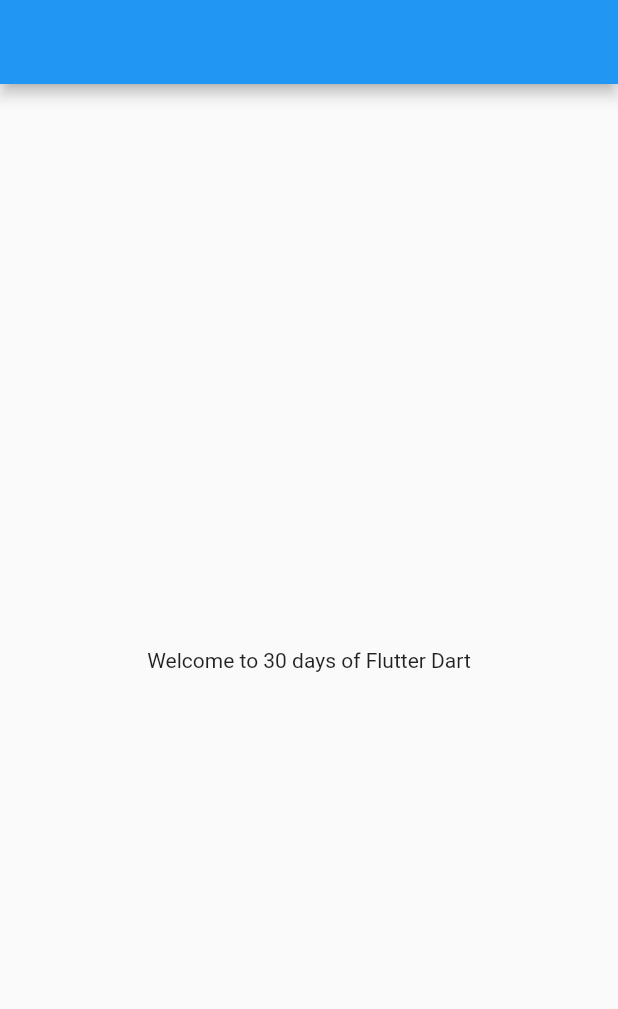
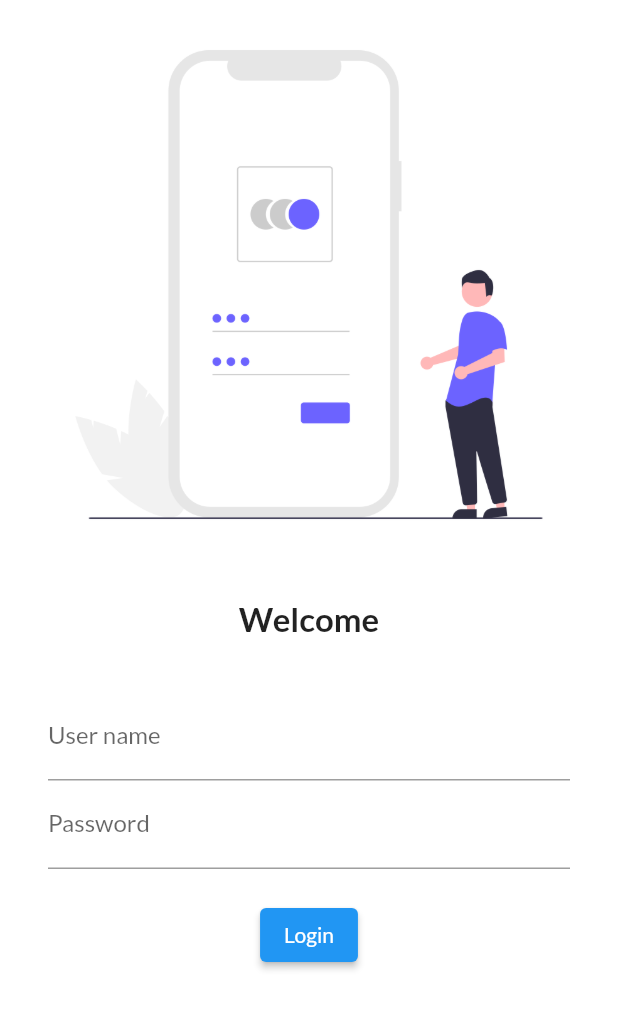
Before and after one commit to Shehryarrr/30daysofFlutter, a Flutter app: the screen it shows after launch, on a phone screen of 412 x 824 dp. Shown: the top 1009 px of the screen. Run offline on Flutter 3.47's test engine with Material 2 defaults, Android fonts, the phone set to English and light mode, and no system bars; our stand-ins replace google_fonts.

Commit message:
day 4 completed

```diff
--- a/lib/main.dart
+++ b/lib/main.dart
@@ -1,8 +1,11 @@
 import 'package:flutter/material.dart';
-import 'package:flutter_catalog/home_page.dart';
+import 'package:flutter_catlog/pages/home_page.dart';
+import 'package:flutter_catlog/pages/login_page.dart';
+import 'package:google_fonts/google_fonts.dart';
+
 
 void main() {
-  runApp(MyApp());
+  runApp(const MyApp());
 }
 class MyApp extends StatelessWidget {
   const MyApp({ Key? key }) : super(key: key);
@@ -11,7 +14,24 @@ class MyApp extends StatelessWidget {
   Widget build(BuildContext context) {
     return MaterialApp(
       debugShowCheckedModeBanner: false,
-      home:HomePage(),
+      // home: const HomePage(),
+        themeMode: ThemeMode.light,
+      theme: ThemeData(
+        primarySwatch: Colors.blue,
+        fontFamily: GoogleFonts.lato().fontFamily,
+        primaryTextTheme:GoogleFonts.latoTextTheme()),
+
+         darkTheme: ThemeData(
+           brightness: Brightness.light,
+         primarySwatch: Colors.deepOrange,
+        ),
+        // initialRoute: "/",
+       routes: {
+         "/": ((context) => const LoginPage()),
+         "/home": ((context) => const HomePage()),
+         "/login": ((context) => const LoginPage())
+
+       },
     );
   }
 }
--- a/lib/home_page.dart
+++ b/lib/pages/home_page.dart
@@ -2,17 +2,21 @@ import 'package:flutter/material.dart';
 
 class HomePage extends StatelessWidget {
   const HomePage({Key? key}) : super(key: key);
+
   final int days = 30;
   final String name = "Dart";
+
   @override
   Widget build(BuildContext context) {
     return Scaffold(
-      appBar: AppBar(),
+      appBar: AppBar(
+        title:const Text("Catalog App"),
+      ),
       body: Center(
-        child: Container(
           child: Text('Welcome to $days days of Flutter $name'),
-        ),
       ),
+
+      drawer: const Drawer(),
     );
   }
 }
--- /dev/null
+++ b/lib/pages/login_page.dart
@@ -0,0 +1,62 @@
+import 'package:flutter/material.dart';
+
+class LoginPage extends StatelessWidget {
+  const LoginPage({Key? key}) : super(key: key);
+
+  @override
+  Widget build(BuildContext context) {
+    return Material(
+      color: Colors.white,
+      child: Column(
+        children: [
+          Image.asset(
+            "assets/images/login_image.png",
+            fit: BoxFit.cover,
+          ),
+          const SizedBox(height: 20.0),
+          const Text(
+            "Welcome",
+            style: TextStyle(
+              fontSize: 22,
+              fontWeight: FontWeight.bold,
+            ),
+          ),
+          const SizedBox(height: 20.0),
+          Padding(
+            padding:
+                const EdgeInsets.symmetric(vertical: 16.0, horizontal: 32.0),
+            child: Column(
+              children: [
+                TextFormField(
+                  // ignore: prefer_const_constructors
+                  decoration: InputDecoration(
+                    hintText: "Enter user name",
+                    labelText: "User name",
+                  ),
+                ),
+                TextFormField(
+                  obscureText: true,
+                  // ignore: prefer_const_constructors
+                  decoration: InputDecoration(
+                    hintText: "Enter password",
+                    labelText: "Password",
+                  ),
+                ),
+                const SizedBox(height: 20.0),
+                ElevatedButton(
+                  // ignore: prefer_const_constructors
+                  child: Text("Login"),
+                  style: TextButton.styleFrom(),
+                  onPressed: () {
+                    // ignore: avoid_print
+                    print("Hello To my Home Page");
+                  },
+                )
+              ],
+            ),
+          )
+        ],
+      ),
+    );
+  }
+}
```
Also changed, not shown: pubspec.yaml (+6 -7 lines), assets/images/login_image.png (added), pubspec.lock, 1 other file.
